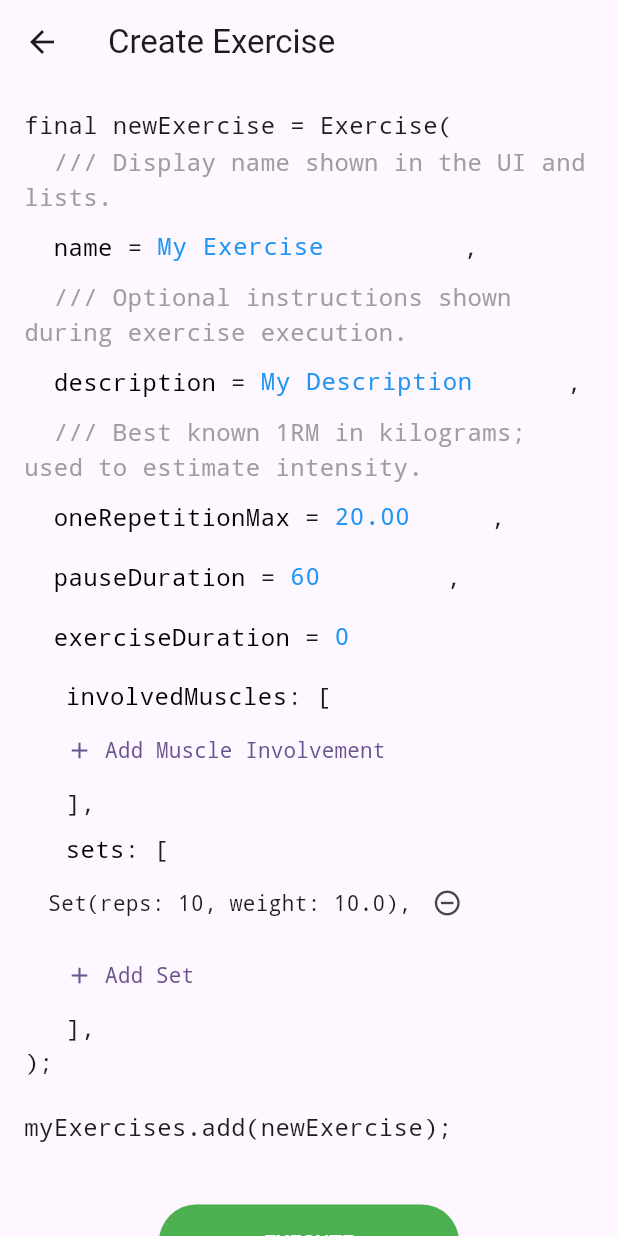
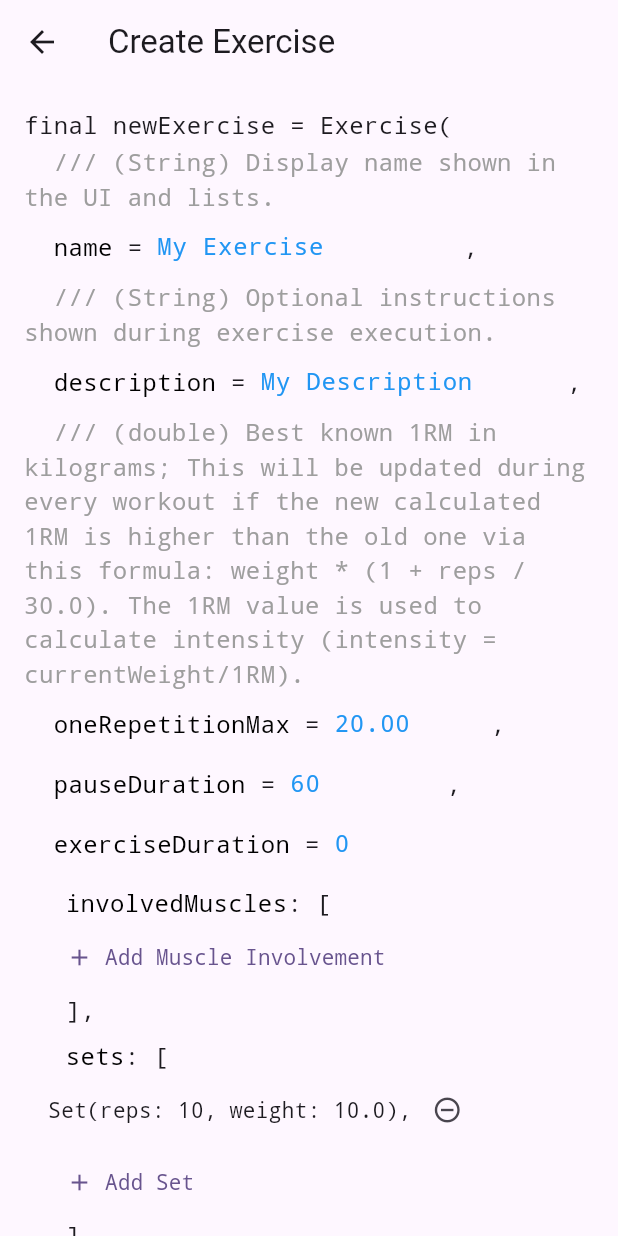
Before and after one commit to Sankorian/workout-creator-project, a Flutter app: the CreateExerciseScreen screen opened directly with empty values, after a tap on "name", after a tap on "description", after a tap on "oneRepetitionMax", on a phone screen of 412 x 824 dp. Run offline on Flutter 3.47's test engine with Material 3 defaults, Android fonts, the phone set to English and light mode, and no system bars.

Commit message:
Update attribute explanations and refine growth timing logic
- Expand `kAttributeExplanations` with data types, detailed formulas for 1RM and growth/decay calculations, and clearer descriptions of workout batch behaviors.
- Update `TimingGrowthRule` to return zero gain (previously 0.2) if a muscle is still in its recovery period.
- Remove trailing newline in `attribute_explanations.dart`.

```diff
--- a/lib/constants/attribute_explanations.dart
+++ b/lib/constants/attribute_explanations.dart
@@ -1,36 +1,36 @@
 const Map<String, String> kAttributeExplanations = {
   // Shared
-  'name': 'Display name shown in the UI and lists.',
+  'name': '(String) Display name shown in the UI and lists.',
 
   // Muscle
-  'growthLevel': 'Current modeled growth value on a 0..100 asymptotic scale: growth uses growthLevel += totalGrowth * (1 - growthLevel / 100), so gains shrink as the value rises and 100 remains a theoretical limit that cannot be reached.',
-  'recoveryTime': 'Recovery duration in days after a training event.',
-  'decayStartTime': 'Days after training when inactivity decay can begin.',
-  'growthRules': 'Rules that add growth during training based on your model.',
-  'decayRules': 'Rules that reduce growth over time due to inactivity/decay.',
+  'growthLevel': '(double) Current modeled growth value on a 0..100 asymptotic scale: growth uses growthLevel += totalGrowth * (1 - growthLevel / 100), so gains shrink as the value rises and 100 remains a theoretical limit that cannot be reached.',
+  'recoveryTime': '(double) Recovery duration in days after a training event.',
+  'decayStartTime': '(double) Days after training when inactivity decay can begin.',
+  'growthRules': '(Set<GrowthRule>) Rules that add growth during training based on your model. Every rule gets this multiplier: (1 - growthLevel / 100). This guarantees that muscle grow gets slower the stronger the muscle is.',
+  'decayRules': '(Set<DecayRule>) Rules that reduce growth over time due to inactivity/decay. Every rule gets this multiplier: (growthLevel / 100). This guarantees that muscle decay gets slower the weaker the muscle is.',
 
   // Exercise
-  'description': 'Optional instructions shown during exercise execution.',
-  'oneRepetitionMax': 'Best known 1RM in kilograms; used to estimate intensity.',
-  'pauseDuration': 'Planned rest time in seconds between sets.',
-  'exerciseDuration': 'Minimum timer duration in seconds for time-based execution.',
-  'involvedMuscles': 'Muscles trained by this exercise with involvement weights.',
-  'sets': 'Ordered set plan with reps and load for this exercise.',
+  'description': '(String) Optional instructions shown during exercise execution.',
+  'oneRepetitionMax': '(double) Best known 1RM in kilograms; This will be updated during every workout if the new calculated 1RM is higher than the old one via this formula: weight * (1 + reps / 30.0). The 1RM value is used to calculate intensity (intensity = currentWeight/1RM).',
+  'pauseDuration': '(int) Planned rest time in seconds between sets. These pauses can be skipped.',
+  'exerciseDuration': '(int) Minimum timer duration in seconds for time-based execution. Exercise cannot be finished before this timer runs out.',
+  'involvedMuscles': '(List<Inv>) Muscles trained by this exercise with involvement factor. These factors will be used as a further multiplier when growth is calculated (0.5 leading only to half the normal gains)',
+  'sets': '(List<ExerciseSet>) Ordered set plan with reps and load in kg for this exercise. If none are added the exercise has no sets and can be finished via the endExercise-button.',
 
   // Workout
-  'batchType': 'How exercises are selected within each batch.',
-  'allowExerciseSelection': 'Whether users can manually pick exercises in execution.',
-  'randomBatchOrder': 'Whether batch order is shuffled at execution time.',
-  'batches': 'Two-dimensional exercise groups; each inner list is one batch.',
+  'batchType': '(WorkoutModus) How exercises are selected within each batch. Alternating rotates through batches, Choice allows the user to choose from all exercises in the batch and RandomPick picks one randomly, ',
+  'allowExerciseSelection': '(bool) Whether users slide manually between all exercises and choose which one to do first; if set to false, exercises have to be done in strict order from first to last.',
+  'randomBatchOrder': '(bool) Whether batch order is shuffled at execution time. Exercises within a batch stay in their order',
+  'batches': '(List<List<Exercise>>) The outer list lists all the batches; the inner lists contain the exercises of these batches. Allows to build a variety of workouts together with the batchType.',
 
   // Growth rules
-  'growthRule_Simple': 'Baseline growth rule that always returns a fixed gain.',
-  'growthRule_Intensity': 'Growth scales linearly with training intensity.',
-  'growthRule_Timing': 'Growth depends on whether training timing is optimal.',
+  'growthRule_Simple': '(Rule) Baseline growth rule that always returns a fixed gain. growthLevel is increased by 1 for every set the muscle is involved in (other multipliers will be applied too)',
+  'growthRule_Intensity': '(Rule) This returns gains based on training intensity for each set. So if the set is done with 80% of the 1RM-load than growthLevel is increased by 0.8',
+  'growthRule_Timing': '(Rule) Growth depends on whether timing of the set is optimal. If the set is done immediately after recovery time has passed, muscleGrowth will be increased by 1. This bonus decreases linearly until the decayStartTime is reached. After that only 0.1 will be added.',
 
   // Decay rules
-  'decayRule_Passive Decay': 'Applies continuous decay based on elapsed time.',
-  'decayRule_Inactivity Decay': 'Applies decay only after the inactivity threshold.',
+  'decayRule_Passive Decay': '(Rule) Applies continuous decay based on elapsed time. muscleGrowth decreases by 0.1 per day ',
+  'decayRule_Inactivity Decay': '(Rule) Applies decay only after the inactivity threshold defined through decayStartTime. muscleGrowth decreases then by 0.5 per day',
 };
 
 String attributeExplanationFor(String key) {
--- a/lib/models/muscle_rules.dart
+++ b/lib/models/muscle_rules.dart
@@ -69,8 +69,8 @@ class TimingGrowthRule extends GrowthRule {
     final recoveryEnd = muscle.tRecoveryEnd!;
     final decayStart = muscle.tDecayStart!;
 
-    // Reduced gain while still recovering.
-    if (now.isBefore(recoveryEnd)) return 0.2;
+    // No gain while still recovering.
+    if (now.isBefore(recoveryEnd)) return 0.0;
 
     // Reduced gain after inactivity window starts.
     if (now.isAfter(decayStart)) return 0.1;
```
